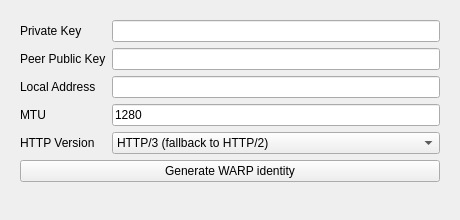
Above: include/ui/profile/edit_masque.ui from throneproj/Throne before the change. Below: the same form after it.
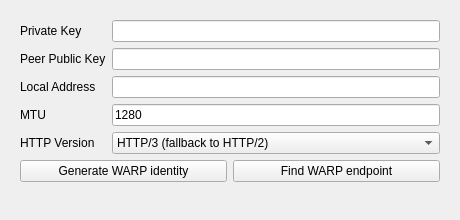
That is the form after the change.

Commit message: find working warp endpoints from warp profiles

Patch:
```diff
--- a/include/ui/profile/edit_masque.ui
+++ b/include/ui/profile/edit_masque.ui
@@ -118,6 +118,8 @@
        </widget>
       </item>
       <item row="5" column="0" colspan="2">
+       <layout class="QHBoxLayout" name="warp_buttons">
+        <item>
        <widget class="QPushButton" name="warp_autogen">
         <property name="toolTip">
          <string>Register a Cloudflare WARP device for MASQUE and fill in its fields.</string>
@@ -127,6 +129,18 @@
         </property>
        </widget>
       </item>
+        <item>
+         <widget class="QPushButton" name="warp_find">
+          <property name="toolTip">
+           <string>Search for a WARP endpoint that works on this network.</string>
+          </property>
+          <property name="text">
+           <string>Find WARP endpoint</string>
+          </property>
+         </widget>
+        </item>
+       </layout>
+      </item>
      </layout>
     </widget>
    </item>
```
Left out of the diff: 1 changed line with no effect on the pictures. Lines whose indentation alone changed are shown as unchanged. The commit also changes 27 other files.
